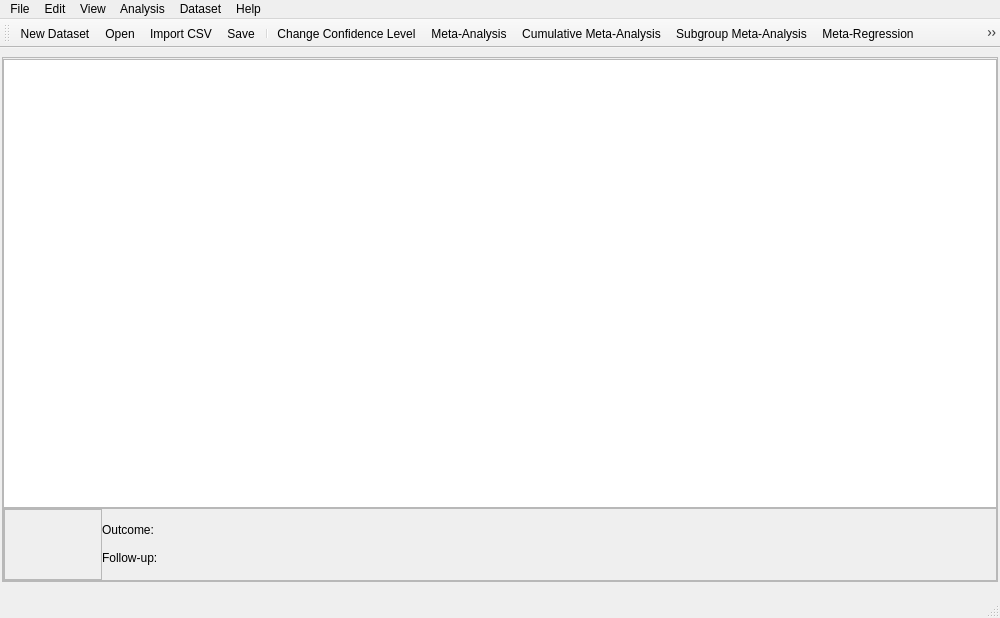
Before: the Qt Designer form src/rc_metastudio/forms/meta.ui in AliSalman-et-al/openmeta-analyst-community, drawn with Qt 5.
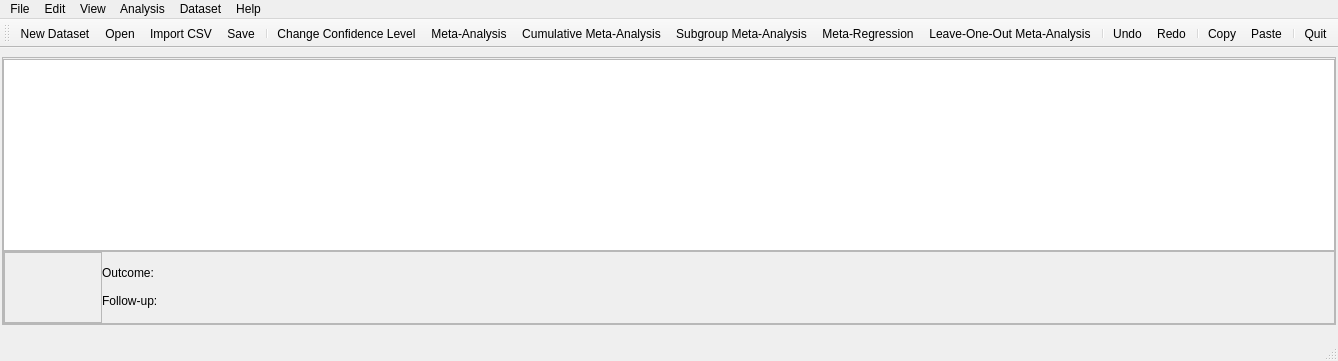
After: the same form once the commit is applied. Icons and pictures are not drawn.

Diff of the .ui file:
```diff
--- a/src/rc_metastudio/forms/meta.ui
+++ b/src/rc_metastudio/forms/meta.ui
@@ -6,8 +6,8 @@
    <rect>
     <x>0</x>
     <y>0</y>
-    <width>1000</width>
-    <height>618</height>
+    <width>0</width>
+    <height>0</height>
    </rect>
   </property>
   <property name="windowTitle">
```
